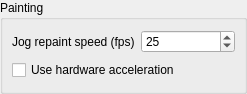
Above: src/traverso/ui/PerformanceConfigPage.ui from ErwanLegrand/Traverso-DAW before the change. Below: the same form after it.
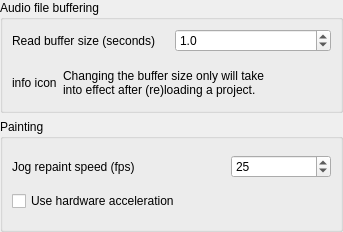
That is the form after the change.

Patch:
```diff
--- a/src/traverso/ui/PerformanceConfigPage.ui
+++ b/src/traverso/ui/PerformanceConfigPage.ui
@@ -5,8 +5,8 @@
    <rect>
     <x>0</x>
     <y>0</y>
-    <width>247</width>
-    <height>94</height>
+    <width>343</width>
+    <height>232</height>
    </rect>
   </property>
   <property name="windowTitle" >
@@ -19,6 +19,124 @@
    <property name="spacing" >
     <number>6</number>
    </property>
+   <item>
+    <widget class="QGroupBox" name="groupBox_2" >
+     <property name="title" >
+      <string>Audio file buffering</string>
+     </property>
+     <layout class="QVBoxLayout" >
+      <property name="margin" >
+       <number>9</number>
+      </property>
+      <property name="spacing" >
+       <number>12</number>
+      </property>
+      <item>
+       <layout class="QHBoxLayout" >
+        <property name="margin" >
+         <number>0</number>
+        </property>
+        <property name="spacing" >
+         <number>6</number>
+        </property>
+        <item>
+         <widget class="QLabel" name="label" >
+          <property name="toolTip" >
+           <string>&lt;html>&lt;head>&lt;meta name="qrichtext" content="1" />&lt;style type="text/css">
+p, li { white-space: pre-wrap; }
+&lt;/style>&lt;/head>&lt;body style=" font-family:'Sans Serif'; font-size:9pt; font-weight:400; font-style:normal; text-decoration:none;">
+&lt;p style=" margin-top:0px; margin-bottom:0px; margin-left:0px; margin-right:0px; -qt-block-indent:0; text-indent:0px;">&lt;span style=" font-weight:600;">Read buffer size:&lt;/span>&lt;/p>
+&lt;p style=" margin-top:0px; margin-bottom:0px; margin-left:0px; margin-right:0px; -qt-block-indent:0; text-indent:0px;">The amount of audio data that can be stored in the &lt;/p>
+&lt;p style=" margin-top:0px; margin-bottom:0px; margin-left:0px; margin-right:0px; -qt-block-indent:0; text-indent:0px;">read buffers in seconds.&lt;/p>
+&lt;p style="-qt-paragraph-type:empty; margin-top:0px; margin-bottom:0px; margin-left:0px; margin-right:0px; -qt-block-indent:0; text-indent:0px;">&lt;/p>
+&lt;p style=" margin-top:0px; margin-bottom:0px; margin-left:0px; margin-right:0px; -qt-block-indent:0; text-indent:0px;">The default value of 1 second should do just fine.&lt;/p>
+&lt;p style=" margin-top:0px; margin-bottom:0px; margin-left:0px; margin-right:0px; -qt-block-indent:0; text-indent:0px;">However, if you're tight on memory, you can make this value lower.&lt;/p>
+&lt;p style=" margin-top:0px; margin-bottom:0px; margin-left:0px; margin-right:0px; -qt-block-indent:0; text-indent:0px;">If you experience buffer underruns when the hard disk bandwidth is &lt;/p>
+&lt;p style=" margin-top:0px; margin-bottom:0px; margin-left:0px; margin-right:0px; -qt-block-indent:0; text-indent:0px;">(almost) saturated, or when buffer underruns happen regularly due &lt;/p>
+&lt;p style=" margin-top:0px; margin-bottom:0px; margin-left:0px; margin-right:0px; -qt-block-indent:0; text-indent:0px;">the hard disk can't keep up for some reason, you can try a larger &lt;/p>
+&lt;p style=" margin-top:0px; margin-bottom:0px; margin-left:0px; margin-right:0px; -qt-block-indent:0; text-indent:0px;">value, like 1.5 or 2.0 seconds.&lt;/p>
+&lt;p style="-qt-paragraph-type:empty; margin-top:0px; margin-bottom:0px; margin-left:0px; margin-right:0px; -qt-block-indent:0; text-indent:0px;">&lt;/p>
+&lt;p style=" margin-top:0px; margin-bottom:0px; margin-left:0px; margin-right:0px; -qt-block-indent:0; text-indent:0px;">Keep in mind that when using a larger buffer, &lt;/p>
+&lt;p style=" margin-top:0px; margin-bottom:0px; margin-left:0px; margin-right:0px; -qt-block-indent:0; text-indent:0px;">it will take considerably more time to move (i.e. seeking) &lt;/p>
+&lt;p style=" margin-top:0px; margin-bottom:0px; margin-left:0px; margin-right:0px; -qt-block-indent:0; text-indent:0px;">the playhead to another positions, since all the buffers &lt;/p>
+&lt;p style=" margin-top:0px; margin-bottom:0px; margin-left:0px; margin-right:0px; -qt-block-indent:0; text-indent:0px;">(one for each audioclip * channel count) need to be refilled!&lt;/p>&lt;/body>&lt;/html></string>
+          </property>
+          <property name="text" >
+           <string>Read buffer size (seconds)</string>
+          </property>
+         </widget>
+        </item>
+        <item>
+         <widget class="QDoubleSpinBox" name="bufferTimeSpinBox" >
+          <property name="sizePolicy" >
+           <sizepolicy>
+            <hsizetype>1</hsizetype>
+            <vsizetype>0</vsizetype>
+            <horstretch>0</horstretch>
+            <verstretch>1</verstretch>
+           </sizepolicy>
+          </property>
+          <property name="decimals" >
+           <number>1</number>
+          </property>
+          <property name="maximum" >
+           <double>3.000000000000000</double>
+          </property>
+          <property name="minimum" >
+           <double>0.400000000000000</double>
+          </property>
+          <property name="singleStep" >
+           <double>0.100000000000000</double>
+          </property>
+          <property name="value" >
+           <double>1.000000000000000</double>
+          </property>
+         </widget>
+        </item>
+       </layout>
+      </item>
+      <item>
+       <layout class="QHBoxLayout" >
+        <property name="margin" >
+         <number>0</number>
+        </property>
+        <property name="spacing" >
+         <number>6</number>
+        </property>
+        <item>
+         <widget class="QLabel" name="reloadWarningLabel" >
+          <property name="minimumSize" >
+           <size>
+            <width>40</width>
+            <height>0</height>
+           </size>
+          </property>
+          <property name="text" >
+           <string>info icon</string>
+          </property>
+         </widget>
+        </item>
+        <item>
+         <widget class="QLabel" name="label_2" >
+          <property name="sizePolicy" >
+           <sizepolicy>
+            <hsizetype>5</hsizetype>
+            <vsizetype>5</vsizetype>
+            <horstretch>1</horstretch>
+            <verstretch>0</verstretch>
+           </sizepolicy>
+          </property>
+          <property name="text" >
+           <string>Changing the buffer size only will take 
+into effect after (re)loading a project.</string>
+          </property>
+         </widget>
+        </item>
+       </layout>
+      </item>
+     </layout>
+    </widget>
+   </item>
    <item>
     <widget class="QGroupBox" name="groupBox" >
      <property name="title" >
```
